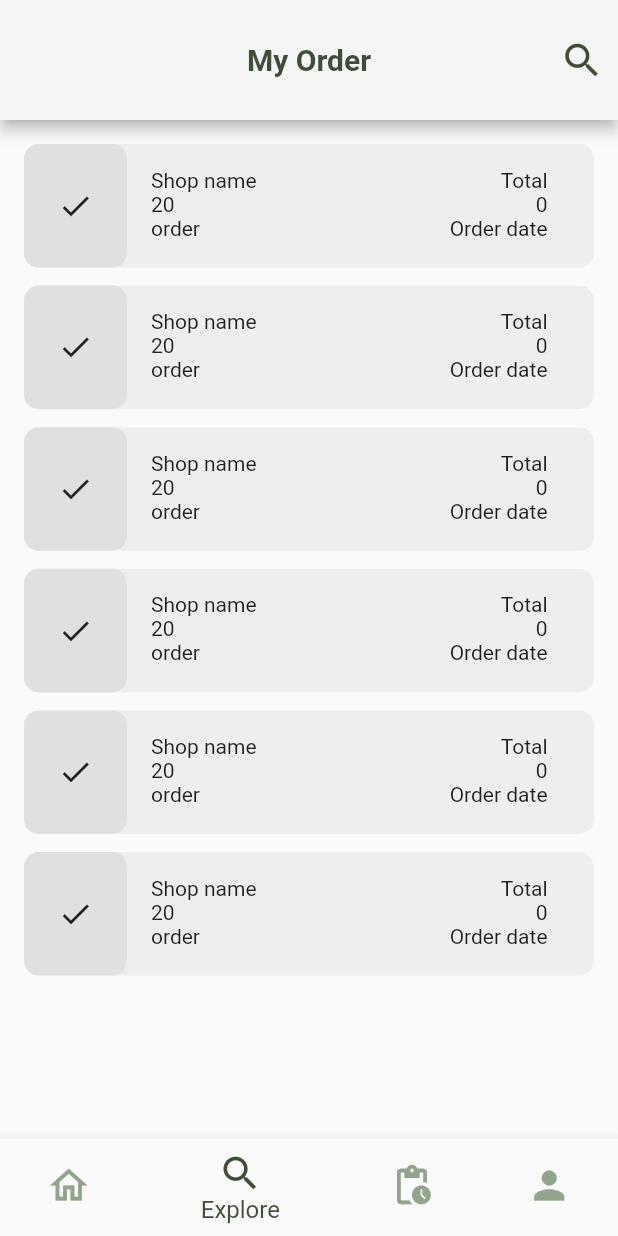
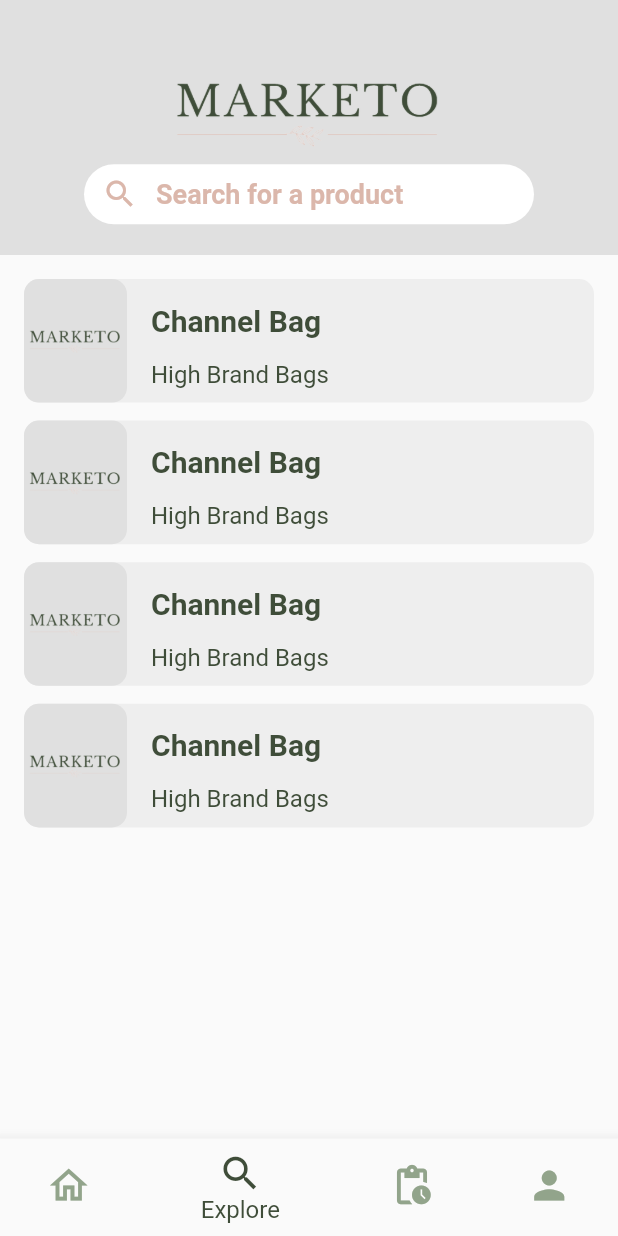
Before and after one commit to LuluahAld/project-marketo, a Flutter app: the screen it shows after launch, item 2 of the bottom bar chosen, on a phone screen of 412 x 824 dp. Run offline on Flutter 3.47's test engine with Material 2 defaults, Android fonts, the phone set to English and light mode, and no system bars; our stand-ins replace smooth_page_indicator; missing offline and left inert: bottom_picker.

Commit message:
Explore Page

```diff
--- a/lib/components/appBar/appbar_with_search.dart
+++ b/lib/components/appBar/appbar_with_search.dart
@@ -10,13 +10,16 @@ class appBarwirhSearch extends StatelessWidget {
   Widget build(BuildContext context) {
     return Container(
       width: MediaQuery.of(context).size.width,
-      height: 135,
+      height: 170,
       color: grey,
       child: Column(
         children: const [
-          Logo(size: 200),
           SizedBox(
-            height: 50,
+            height: 40,
+          ),
+          Logo(size: 200.0),
+          SizedBox(
+            height: 40,
             width: 300,
             child: SearchBar(),
           ),
--- /dev/null
+++ b/lib/components/product/explore_product_card.dart
@@ -0,0 +1,56 @@
+import 'package:flutter/material.dart';
+import 'package:project_teamd/components/appText/m_text.dart';
+import 'package:project_teamd/constants/color_pallete.dart';
+import 'package:project_teamd/constants/padding.dart';
+import 'package:project_teamd/model/product.dart';
+
+class ExploreProductCard extends StatelessWidget {
+  ExploreProductCard({super.key, required this.product});
+  Product product;
+
+  @override
+  Widget build(BuildContext context) {
+    return Stack(
+      children: [
+        Container(
+          height: MediaQuery.of(context).size.height / 10,
+          padding: padding,
+          decoration: BoxDecoration(
+            color: lightgrey,
+            borderRadius: borderRad,
+          ),
+          child: Row(
+            children: [
+              SizedBox(
+                width: MediaQuery.of(context).size.width / 6,
+              ),
+              Column(
+                crossAxisAlignment: CrossAxisAlignment.start,
+                children: [
+                  MText(text: 'Channel Bag', fontweight: FontWeight.bold, color: green, size: 20),
+                  const SizedBox(
+                    height: 15,
+                  ),
+                  MText(text: product.id, fontweight: FontWeight.normal, color: green, size: 16),
+                ],
+              ),
+              SizedBox(
+                width: MediaQuery.of(context).size.width / 3.2,
+              ),
+            ],
+          ),
+        ),
+        Container(
+            width: MediaQuery.of(context).size.width / 6,
+            height: MediaQuery.of(context).size.height / 10,
+            decoration: BoxDecoration(
+              color: grey,
+              borderRadius: borderRad,
+            ),
+            child: Image.asset(
+              'images/logo.png',
+            )),
+      ],
+    );
+  }
+}
--- a/lib/components/product/product_cart.dart
+++ b/lib/components/product/product_cart.dart
@@ -1,6 +1,5 @@
 import 'package:flutter/material.dart';
 import 'package:project_teamd/components/appText/m_text.dart';
-
 import 'package:project_teamd/constants/color_pallete.dart';
 
 class ProductCard extends StatefulWidget {
@@ -13,7 +12,6 @@ class ProductCard extends StatefulWidget {
 }
 
 class _ProductCardState extends State<ProductCard> {
-  // List<Meal> cartMeals = [];
   @override
   Widget build(BuildContext context) {
     return SizedBox(
--- a/lib/pages/explore_page.dart
+++ b/lib/pages/explore_page.dart
@@ -1,50 +1,41 @@
 import 'package:flutter/material.dart';
-import 'package:project_teamd/components/appText/m_text.dart';
-import 'package:project_teamd/components/order/order_horis_card.dart';
-import 'package:project_teamd/constants/color_pallete.dart';
-import 'package:project_teamd/model/order.dart';
+import 'package:project_teamd/constants/padding.dart';
 
-import '../constants/padding.dart';
+import '../components/appBar/appbar_with_search.dart';
+import '../components/product/explore_product_card.dart';
+import '../model/product.dart';
 
 class ExplorePage extends StatelessWidget {
   const ExplorePage({super.key});
 
   @override
   Widget build(BuildContext context) {
-    Order order = const Order("20", "order", "", "", []);
+    Product product = const Product("High Brand Bags", "order", 9.0, "jh", "kj", 5.0, 4.0);
     return Scaffold(
-        appBar: AppBar(
-            centerTitle: true,
-            backgroundColor: greyLight,
-            toolbarHeight: 80.0,
-            title: MText(
-              text: "My Order",
-              fontweight: FontWeight.bold,
-              color: green,
-              size: 20,
-            ),
-            actions: <Widget>[
-              IconButton(
-                icon: Icon(
-                  Icons.search,
-                  color: green,
-                  size: 30,
-                ),
-                onPressed: () {
-                  // do something
-                },
-              )
-            ]),
-        body: Padding(
+        body: Column(
+      children: [
+        const appBarwirhSearch(),
+        ListView(
+          physics: const BouncingScrollPhysics(),
+          shrinkWrap: true,
+          children: [
+            Padding(
               padding: padding,
               child: ListView.separated(
                 physics: const BouncingScrollPhysics(),
                 shrinkWrap: true,
-              itemCount: 6,
-              itemBuilder: (context, index) => orderHorisCard(order: order, icon: Icons.done),
+                itemCount: 4,
+                itemBuilder: (context, index) => ExploreProductCard(
+                  product: product,
+                ),
                 separatorBuilder: (BuildContext context, int index) => const SizedBox(
                   height: 12,
                 ),
-            )));
+              ),
+            ),
+          ],
+        ),
+      ],
+    ));
   }
 }
--- a/lib/pages/order_page.dart
+++ b/lib/pages/order_page.dart
@@ -15,7 +15,7 @@ class OrderPage extends StatelessWidget {
     return Scaffold(
         appBar: AppBar(
             centerTitle: true,
-            backgroundColor: greyLight,
+            backgroundColor: grey,
             toolbarHeight: 80.0,
             title: MText(
               text: "My Order",
```
Lines whose indentation alone changed are shown as unchanged.
